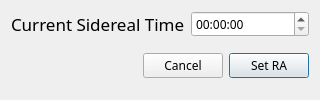
Qt form threepio/layouts/ra_cal.ui (finnjames/verdant-shores) before a commit.
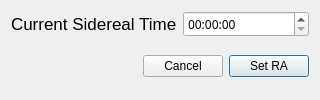
The same form after that commit.

Diff of the .ui file:
```diff
--- a/threepio/layouts/ra_cal.ui
+++ b/threepio/layouts/ra_cal.ui
@@ -18,7 +18,6 @@
     <widget class="QLabel" name="sidereal_label">
      <property name="font">
       <font>
-       <family>Iosevka Aile</family>
        <pointsize>13</pointsize>
       </font>
      </property>
@@ -59,11 +58,6 @@
       </property>
       <item row="1" column="1">
        <widget class="QPushButton" name="cancel_button">
-        <property name="font">
-         <font>
-          <family>Iosevka Aile</family>
-         </font>
-        </property>
         <property name="text">
          <string>Cancel</string>
         </property>
@@ -71,11 +65,6 @@
       </item>
       <item row="1" column="2">
        <widget class="QPushButton" name="ok_button">
-        <property name="font">
-         <font>
-          <family>Iosevka Aile</family>
-         </font>
-        </property>
         <property name="text">
          <string>Set RA</string>
         </property>
```
